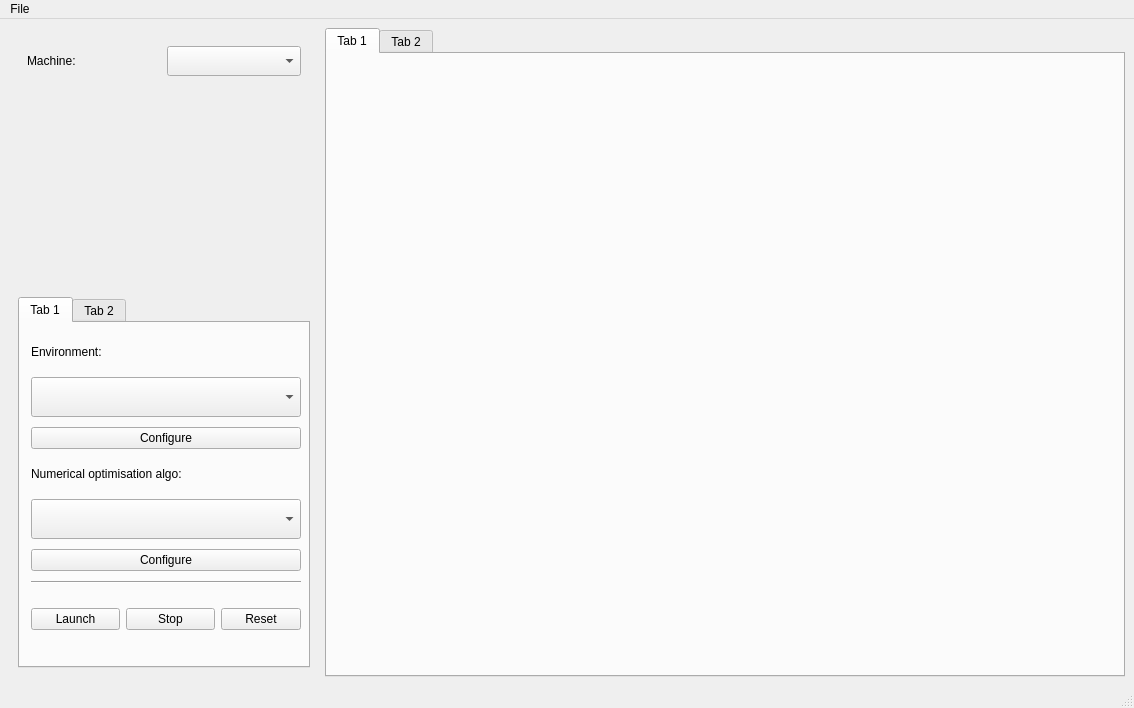
geoff-project/geoff-app, file acc_app_optimisation/gui/main_window.ui: the form before one commit.
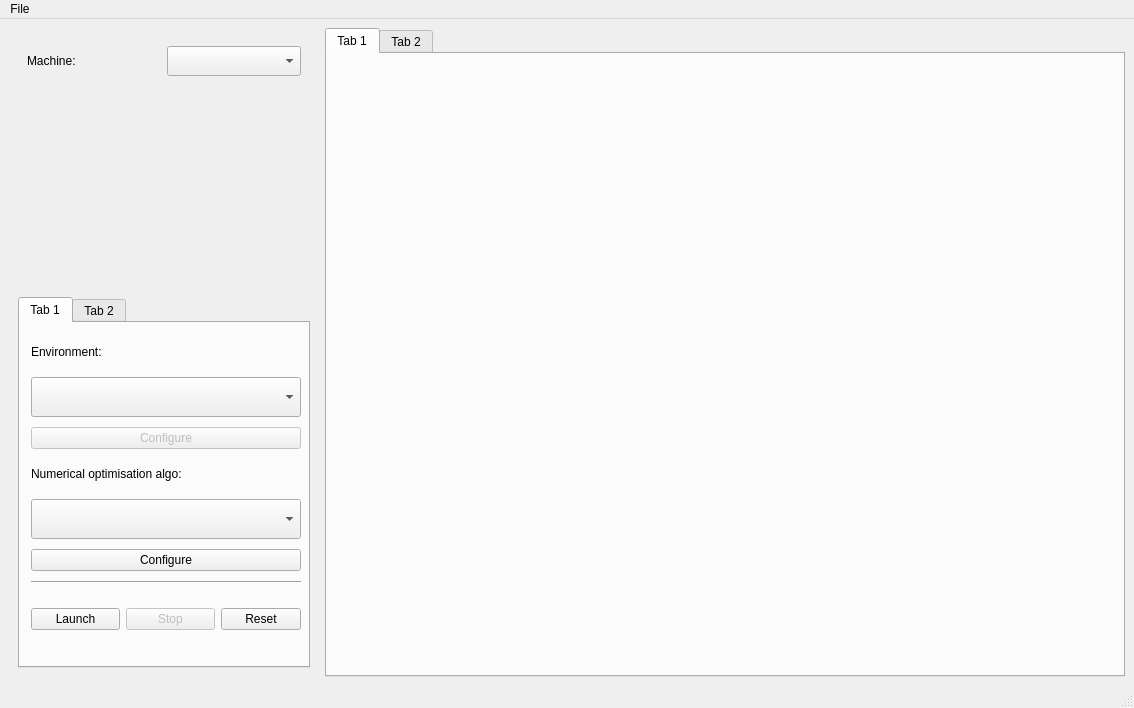
The form after the commit.

Commit message: Pre-disable buttons in QtDesigner, not manually.

Diff of the .ui file:
```diff
--- a/acc_app_optimisation/gui/main_window.ui
+++ b/acc_app_optimisation/gui/main_window.ui
@@ -131,6 +131,9 @@
             </item>
             <item>
              <widget class="QPushButton" name="configEnvButton">
+              <property name="enabled">
+               <bool>false</bool>
+              </property>
               <property name="text">
                <string>Configure</string>
               </property>
@@ -227,6 +230,9 @@
                </item>
                <item>
                 <widget class="QPushButton" name="stopButton">
+                 <property name="enabled">
+                  <bool>false</bool>
+                 </property>
                  <property name="sizePolicy">
                   <sizepolicy hsizetype="Expanding" vsizetype="Fixed">
                    <horstretch>0</horstretch>
```
The commit also changes 2 other files.
